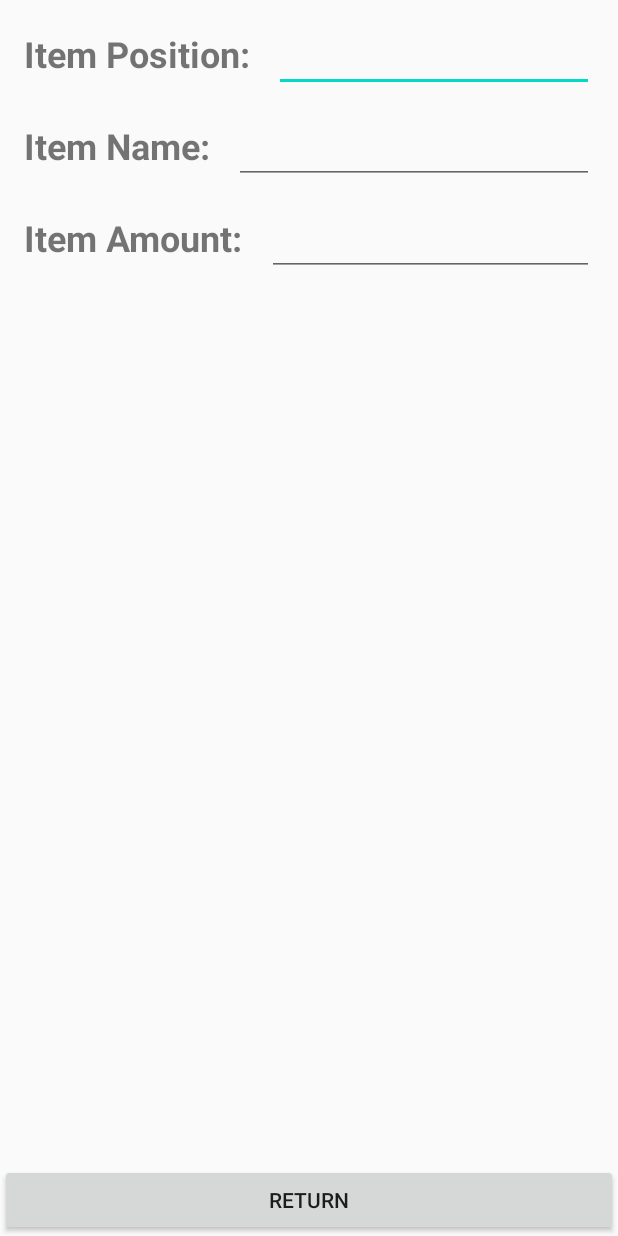
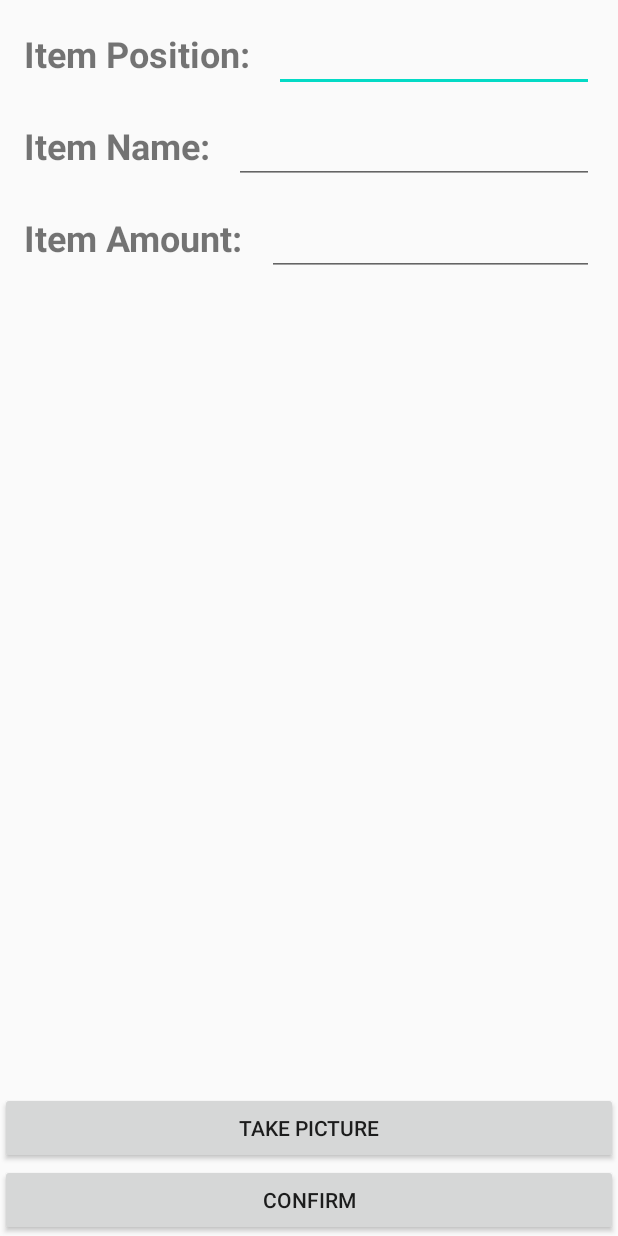
Before and after one commit to ThomasKramp/Smart-Backpack, an Android app: the ItemActivity screen opened directly, with no data from a screen before it, on a phone screen of 412 x 824 dp. Run offline under Robolectric (Android 15) with nearby library versions, the phone set to English and light mode, and no system bars; 1 statement that could not run was skipped.

Commit message:
Basic camera function

```diff
--- a/SmartBackpack/app/src/main/java/com/example/smartbackpack/List/ItemActivity.java
+++ b/SmartBackpack/app/src/main/java/com/example/smartbackpack/List/ItemActivity.java
@@ -1,13 +1,16 @@
 package com.example.smartbackpack.List;
 
+import androidx.annotation.Nullable;
 import androidx.appcompat.app.AppCompatActivity;
 
 import android.content.Intent;
+import android.graphics.Bitmap;
 import android.os.Bundle;
+import android.provider.MediaStore;
 import android.util.Log;
 import android.view.View;
 import android.widget.EditText;
-import android.widget.TextView;
+import android.widget.ImageView;
 import android.widget.Toast;
 
 import com.example.smartbackpack.R;
@@ -17,6 +20,7 @@ public class ItemActivity extends AppCompatActivity {
     public static final String Index = "Index";
     public static final String Name = "Name";
     public static final String Amount = "Amount";
+    public static final String Image = "Image";
     public static final String IntentType = "IntentType";
     public static final int Result_Ok = RESULT_OK;
 
@@ -24,6 +28,8 @@ public class ItemActivity extends AppCompatActivity {
     EditText mIndexInput;
     EditText mNameInput;
     EditText mAmountInput;
+    ImageView mImageHolder;
+    Bitmap vImage;
 
     @Override
     protected void onCreate(Bundle savedInstanceState) {
@@ -32,6 +38,7 @@ public class ItemActivity extends AppCompatActivity {
         mIndexInput = findViewById(R.id.position_input);
         mNameInput = findViewById(R.id.name_input);
         mAmountInput = findViewById(R.id.amount_input);
+        mImageHolder = findViewById(R.id.image_holder);
         type = getIntent().getStringExtra(IntentType);
         HideInputs();
     }
@@ -71,6 +78,12 @@ public class ItemActivity extends AppCompatActivity {
             Log.e(TAG, "returnReply: No amount given: ", e);
         }
 
+        try {
+            replyIntent.putExtra(Image, vImage);
+        } catch (Exception e) {
+            Log.e(TAG, "returnReply: No amount given: ", e);
+        }
+
         setResult(RESULT_OK, replyIntent);
         if (CheckIfFilled(index, name)) finish();
         else Toast.makeText(this, "Not everything is filled", Toast.LENGTH_LONG).show();
@@ -84,6 +97,19 @@ public class ItemActivity extends AppCompatActivity {
         } else if (type.equals("Remove")) {
             if (index == 0 && name.equals("")) return false;
         }
+        if (vImage == null) return false;
         return true;
     }
+
+    public void TakePicture(View view) {
+        Intent intent = new Intent(MediaStore.ACTION_IMAGE_CAPTURE);
+        startActivityForResult(intent, 0);
+    }
+
+    @Override
+    protected void onActivityResult(int requestCode, int resultCode, @Nullable Intent data) {
+        super.onActivityResult(requestCode, resultCode, data);
+        vImage = (Bitmap) data.getExtras().get("data");
+        mImageHolder.setImageBitmap(vImage);
+    }
 }
--- a/SmartBackpack/app/src/main/java/com/example/smartbackpack/ListFragment.java
+++ b/SmartBackpack/app/src/main/java/com/example/smartbackpack/ListFragment.java
@@ -1,6 +1,7 @@
 package com.example.smartbackpack;
 
 import android.content.Intent;
+import android.graphics.Bitmap;
 import android.os.Bundle;
 
 import androidx.annotation.MainThread;
@@ -90,6 +91,7 @@ public class ListFragment extends Fragment {
                 int index = data.getIntExtra(ItemActivity.Index, -1);
                 String name = data.getStringExtra(ItemActivity.Name);
                 int amount = data.getIntExtra(ItemActivity.Amount, 0);
+                Bitmap bitmap = (Bitmap) data.getParcelableExtra(ItemActivity.Image);
 
                 if (intentType.equals("Add")) AddItem(index, name, amount);
                 else if (intentType.equals("Edit")) EditItem(index, name, amount);
--- a/SmartBackpack/app/src/main/res/layout/activity_item.xml
+++ b/SmartBackpack/app/src/main/res/layout/activity_item.xml
@@ -6,6 +6,7 @@
     android:layout_height="match_parent"
     tools:context=".List.ItemActivity">
 
+    <!--Index Item-->
     <TextView
         android:id="@+id/position_text"
         android:layout_width="wrap_content"
@@ -15,10 +16,9 @@
         android:text="Item Position:"
         android:textSize="24dp"
         android:textStyle="bold"
-        app:layout_constraintBaseline_toBaselineOf="@+id/position_input"
+        app:layout_constraintBaseline_toBaselineOf="@id/position_input"
         app:layout_constraintStart_toStartOf="parent" />
 
-    <!--Index Item-->
     <EditText
         android:id="@+id/position_input"
         android:layout_width="0dp"
@@ -26,9 +26,10 @@
         android:layout_margin="16dp"
         android:inputType="numberDecimal"
         app:layout_constraintEnd_toEndOf="parent"
-        app:layout_constraintStart_toEndOf="@+id/position_text"
+        app:layout_constraintStart_toEndOf="@id/position_text"
         app:layout_constraintTop_toTopOf="parent" />
 
+    <!--Name Item-->
     <TextView
         android:id="@+id/name_text"
         android:layout_width="wrap_content"
@@ -38,19 +39,19 @@
         android:text="Item Name:"
         android:textSize="24dp"
         android:textStyle="bold"
-        app:layout_constraintBaseline_toBaselineOf="@+id/name_input"
+        app:layout_constraintBaseline_toBaselineOf="@id/name_input"
         app:layout_constraintStart_toStartOf="parent" />
 
-    <!--Name Item-->
     <EditText
         android:id="@+id/name_input"
         android:layout_width="0dp"
         android:layout_height="wrap_content"
         android:layout_margin="16dp"
         app:layout_constraintEnd_toEndOf="parent"
-        app:layout_constraintStart_toEndOf="@+id/name_text"
-        app:layout_constraintTop_toBottomOf="@+id/position_input" />
+        app:layout_constraintStart_toEndOf="@id/name_text"
+        app:layout_constraintTop_toBottomOf="@id/position_input" />
 
+    <!--Amount Item-->
     <TextView
         android:id="@+id/amount_text"
         android:layout_width="wrap_content"
@@ -60,10 +61,9 @@
         android:text="Item Amount:"
         android:textSize="24dp"
         android:textStyle="bold"
-        app:layout_constraintBaseline_toBaselineOf="@+id/amount_input"
+        app:layout_constraintBaseline_toBaselineOf="@id/amount_input"
         app:layout_constraintStart_toStartOf="parent" />
 
-    <!--Amount Item-->
     <EditText
         android:id="@+id/amount_input"
         android:layout_width="0dp"
@@ -71,17 +71,35 @@
         android:layout_margin="16dp"
         android:inputType="numberDecimal"
         app:layout_constraintEnd_toEndOf="parent"
-        app:layout_constraintStart_toEndOf="@+id/amount_text"
-        app:layout_constraintTop_toBottomOf="@+id/name_input" />
+        app:layout_constraintStart_toEndOf="@id/amount_text"
+        app:layout_constraintTop_toBottomOf="@id/name_input" />
+
+    <ImageView
+        android:id="@+id/image_holder"
+        android:layout_width="match_parent"
+        android:layout_height="wrap_content"
+        app:layout_constraintTop_toBottomOf="@id/amount_input"
+        app:layout_constraintBottom_toTopOf="@id/image_button"/>
 
     <Button
-        android:id="@+id/return_button"
+        android:id="@+id/image_button"
+        android:layout_width="match_parent"
+        android:layout_height="wrap_content"
+        android:text="Take Picture"
+        android:onClick="TakePicture"
+        app:layout_constraintBottom_toTopOf="@id/confirm_button"/>
+
+    <!--Confirm-->
+    <Button
+        android:id="@+id/confirm_button"
         android:layout_width="match_parent"
         android:layout_height="wrap_content"
         android:onClick="returnReply"
-        android:text="Return"
+        android:text="Confirm"
         app:layout_constraintBottom_toBottomOf="parent"
         app:layout_constraintEnd_toEndOf="parent"
         app:layout_constraintStart_toStartOf="parent" />
 
+
+
 </androidx.constraintlayout.widget.ConstraintLayout>
```
